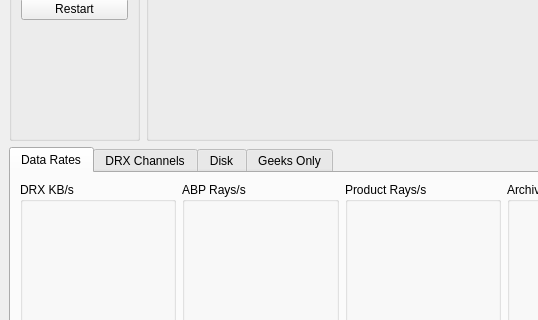
This is src/eldoragui/EldoraMain.ui in NCAR/eldora_instrument as Qt 5 draws it before an edit; both pictures show x 0 to 538 and y 94 to 414 of the 683 by 659 pixel window. The edited form follows.
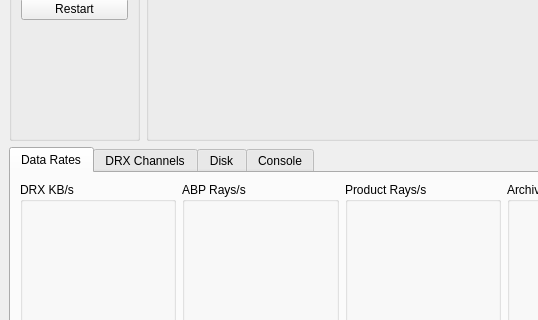
This is the edited form.

Commit message: Change tab name to Console.

```diff
--- a/src/eldoragui/EldoraMain.ui
+++ b/src/eldoragui/EldoraMain.ui
@@ -598,7 +598,7 @@
       </widget>
       <widget class="QWidget" name="tab_3" >
        <attribute name="title" >
-        <string>Geeks Only</string>
+        <string>Console</string>
        </attribute>
        <layout class="QVBoxLayout" >
         <property name="margin" >
```
